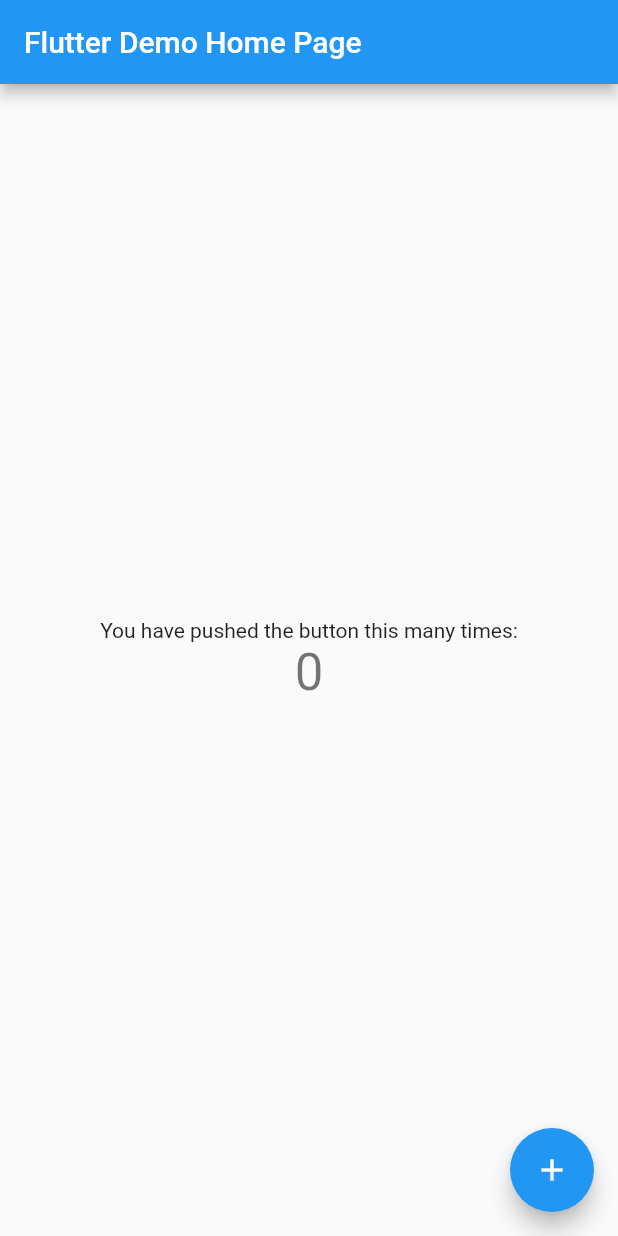
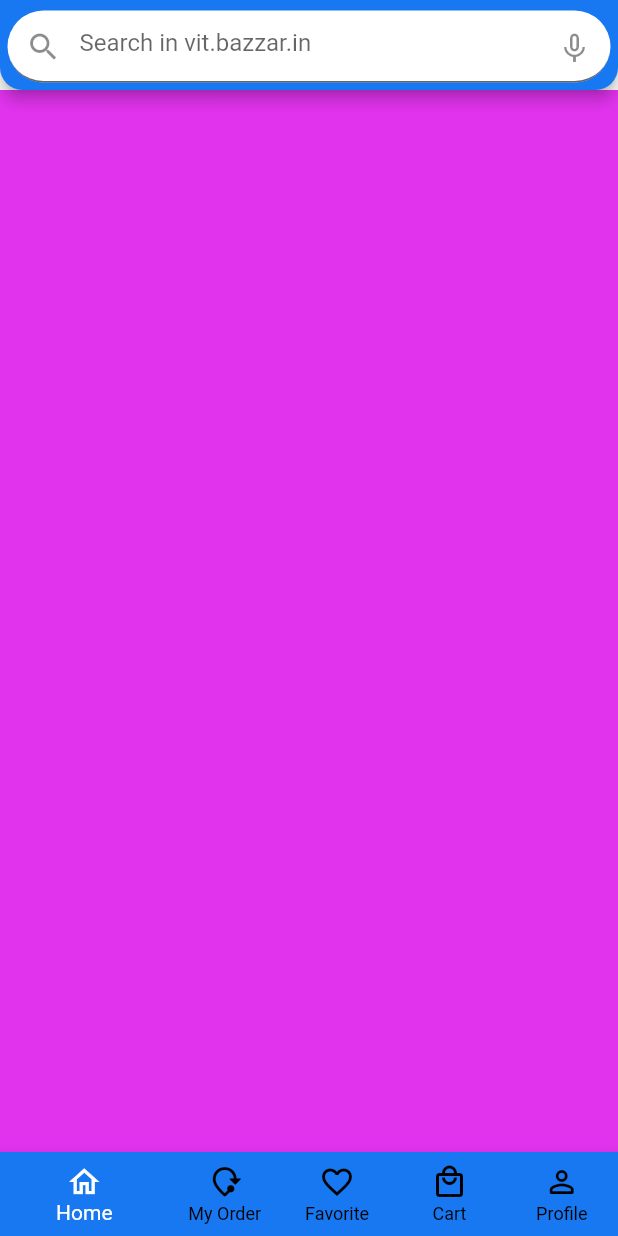
Before and after one commit to Naman-Gayakwad/vit_bazzar_app, a Flutter app: the screen it shows after launch, on a phone screen of 412 x 824 dp. Run offline on Flutter 3.47's test engine with Material 2 defaults, Android fonts, the phone set to English and light mode, and no system bars; our stand-ins replace google_fonts.

Commit message:
Main page with app bar and Bottom navigation

```diff
--- a/lib/main.dart
+++ b/lib/main.dart
@@ -1,4 +1,5 @@
 import 'package:flutter/material.dart';
+import 'package:vit_bazzar_app/screens/mainpage.dart';
 
 void main() {
   runApp(const MyApp());
@@ -70,46 +71,12 @@ class _MyHomePageState extends State<MyHomePage> {
     // fast, so that you can just rebuild anything that needs updating rather
     // than having to individually change instances of widgets.
     return Scaffold(
-      appBar: AppBar(
-        // Here we take the value from the MyHomePage object that was created by
-        // the App.build method, and use it to set our appbar title.
-        title: Text(widget.title),
-      ),
-      body: Center(
+
+      body: MainPage(
         // Center is a layout widget. It takes a single child and positions it
         // in the middle of the parent.
-        child: Column(
-          // Column is also a layout widget. It takes a list of children and
-          // arranges them vertically. By default, it sizes itself to fit its
-          // children horizontally, and tries to be as tall as its parent.
-          //
-          // Invoke "debug painting" (press "p" in the console, choose the
-          // "Toggle Debug Paint" action from the Flutter Inspector in Android
-          // Studio, or the "Toggle Debug Paint" command in Visual Studio Code)
-          // to see the wireframe for each widget.
-          //
-          // Column has various properties to control how it sizes itself and
-          // how it positions its children. Here we use mainAxisAlignment to
-          // center the children vertically; the main axis here is the vertical
-          // axis because Columns are vertical (the cross axis would be
-          // horizontal).
-          mainAxisAlignment: MainAxisAlignment.center,
-          children: <Widget>[
-            const Text(
-              'You have pushed the button this many times:',
-            ),
-            Text(
-              '$_counter',
-              style: Theme.of(context).textTheme.headlineMedium,
-            ),
-          ],
-        ),
-      ),
-      floatingActionButton: FloatingActionButton(
-        onPressed: _incrementCounter,
-        tooltip: 'Increment',
-        child: const Icon(Icons.add),
-      ), // This trailing comma makes auto-formatting nicer for build methods.
+        // This trailing comma makes auto-formatting nicer for build methods.
+    ),
     );
   }
 }
--- /dev/null
+++ b/lib/screens/cart.dart
@@ -0,0 +1,17 @@
+import 'package:flutter/material.dart';
+
+class Cart extends StatefulWidget {
+  const Cart({super.key});
+
+  @override
+  State<Cart> createState() => _CartState();
+}
+
+class _CartState extends State<Cart> {
+  @override
+  Widget build(BuildContext context) {
+    return const Scaffold(
+      backgroundColor: Color.fromARGB(255, 63, 51, 238),
+    );
+  }
+}
--- /dev/null
+++ b/lib/screens/favorites.dart
@@ -0,0 +1,17 @@
+import 'package:flutter/material.dart';
+
+class Favorite extends StatefulWidget {
+  const Favorite({super.key});
+
+  @override
+  State<Favorite> createState() => _FavoriteState();
+}
+
+class _FavoriteState extends State<Favorite> {
+  @override
+  Widget build(BuildContext context) {
+    return const Scaffold(
+      backgroundColor: Color.fromARGB(255, 51, 238, 110),
+    );
+  }
+}
--- /dev/null
+++ b/lib/screens/home.dart
@@ -0,0 +1,17 @@
+import 'package:flutter/material.dart';
+
+class Home extends StatefulWidget {
+  const Home({super.key});
+
+  @override
+  State<Home> createState() => _HomeState();
+}
+
+class _HomeState extends State<Home> {
+  @override
+  Widget build(BuildContext context) {
+    return const Scaffold(
+      backgroundColor: Color.fromARGB(255, 225, 51, 238),
+    );
+  }
+}
--- /dev/null
+++ b/lib/screens/mainpage.dart
@@ -0,0 +1,104 @@
+import 'package:flutter/material.dart';
+import 'package:vit_bazzar_app/screens/cart.dart';
+import 'package:vit_bazzar_app/screens/favorites.dart';
+import 'package:vit_bazzar_app/screens/home.dart';
+import 'package:vit_bazzar_app/screens/myorder.dart';
+import 'package:vit_bazzar_app/screens/profile.dart';
+
+class MainPage extends StatefulWidget {
+  int? tapIndex;
+  MainPage({super.key, this.tapIndex});
+
+  @override
+  State<MainPage> createState() => _MainPageState();
+}
+
+class _MainPageState extends State<MainPage> {
+  List pages = const [
+    Home(),
+    MyOrder(),
+    Favorite(),
+    Cart(),
+    Profile(),
+  ];
+  int currentIndex = 0;
+  void _onTap(int index) {
+    setState(() {
+      currentIndex = index;
+      widget.tapIndex = null;
+    });
+  }
+
+  @override
+  Widget build(BuildContext context) {
+    return Container(
+      color: const Color.fromRGBO(23, 120, 242, 100),
+      child: SafeArea(
+        child: Scaffold(
+          appBar: AppBar(
+
+            centerTitle: true,
+            bottom: const PreferredSize(
+              preferredSize: Size.fromHeight(4),
+              child: Padding(
+                padding: EdgeInsets.all(5.0),
+                child: TextField(
+                  decoration: InputDecoration(
+                      hintText: 'Search in vit.bazzar.in',
+                      prefixIcon: Icon(Icons.search),
+                      suffixIcon: Icon(Icons.keyboard_voice_outlined),// mic_none_rounded
+                      border: UnderlineInputBorder(
+                          borderRadius: BorderRadius.all(
+                        Radius.circular(40),
+                      )),
+                      filled: true,
+                      fillColor: Colors.white
+                    ),
+                ),
+              ),
+            ),
+            foregroundColor: Colors.transparent,
+            backgroundColor: const Color.fromRGBO(23, 120, 242, 100),
+            shape: const RoundedRectangleBorder(
+              borderRadius: BorderRadius.only(
+                bottomLeft: Radius.circular(15),
+                bottomRight: Radius.circular(15),
+              )
+            ),
+
+          ),
+          body: widget.tapIndex == null
+              ? pages[currentIndex]
+              : pages[widget.tapIndex!],
+          bottomNavigationBar: widget.tapIndex == 5
+              ? null
+              : BottomNavigationBar(
+
+                onTap: _onTap,
+                currentIndex:
+                    widget.tapIndex == null ? currentIndex : widget.tapIndex!,
+                selectedItemColor: Colors.white,
+                unselectedItemColor: Colors.black,
+                showSelectedLabels: true,
+                showUnselectedLabels: true,
+                items: const [
+                  BottomNavigationBarItem(
+                    label:"Home",icon:Icon(Icons.home_outlined),backgroundColor: Color.fromRGBO(23, 120, 242, 100),),
+                  BottomNavigationBarItem(
+                    label:"My Order",icon:Icon(Icons.mode_of_travel_rounded),backgroundColor: Color.fromRGBO(23, 120, 242, 100),),
+                  BottomNavigationBarItem(
+                    label:"Favorite",icon:Icon(Icons.favorite_border_outlined),backgroundColor: Color.fromRGBO(23, 120, 242, 100),),
+                  BottomNavigationBarItem(
+                    label:"Cart",icon:Icon(Icons.local_mall_outlined),backgroundColor: Color.fromRGBO(23, 120, 242, 100),),//local_grocery_store_outlined, shopping_bag_outlined
+                  BottomNavigationBarItem(
+                    label:"Profile",icon:Icon(Icons.person_outline_rounded),backgroundColor: Color.fromRGBO(23, 120, 242, 100),), // account_circle_outlined
+                ],
+
+
+                ),
+
+        ),
+      ),
+    );
+  }
+}
--- /dev/null
+++ b/lib/screens/profile.dart
@@ -0,0 +1,17 @@
+import 'package:flutter/material.dart';
+
+class Profile extends StatefulWidget {
+  const Profile({super.key});
+
+  @override
+  State<Profile> createState() => _ProfileState();
+}
+
+class _ProfileState extends State<Profile> {
+  @override
+  Widget build(BuildContext context) {
+    return const Scaffold(
+      backgroundColor: Color.fromARGB(255, 238, 51, 51),
+    );
+  }
+}
--- a/pubspec.yaml
+++ b/pubspec.yaml
@@ -30,6 +30,9 @@ environment:
 dependencies:
   flutter:
     sdk: flutter
+  google_fonts: ^4.0.3
+  google_sign_in: ^6.1.0
+
 
 
   # The following adds the Cupertino Icons font to your application.
@@ -39,6 +42,7 @@ dependencies:
 dev_dependencies:
   flutter_test:
     sdk: flutter
+
 
   # The "flutter_lints" package below contains a set of recommended lints to
   # encourage good coding practices. The lint set provided by the package is
```
Also changed, not shown: lib/screens/myorder.dart (added, +17 -0 lines), lib/utils.dart (added, +83 -0 lines), lib/utils/next_screen.dart (added, +10 -0 lines), pubspec.lock, 1 other file.
